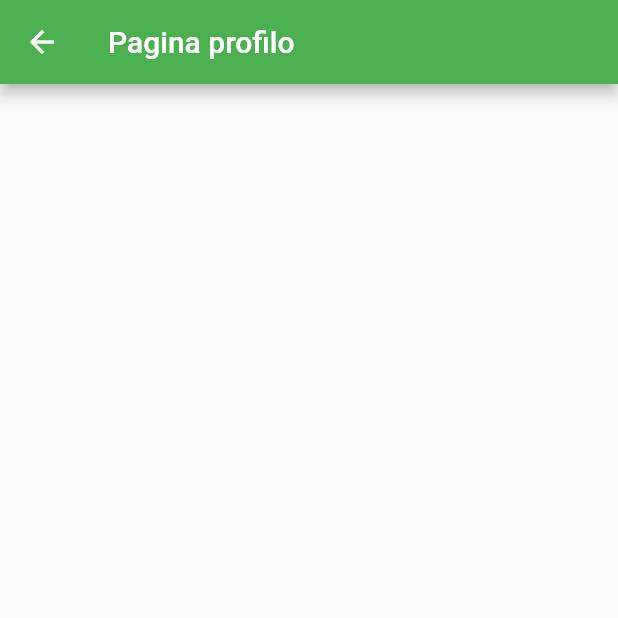
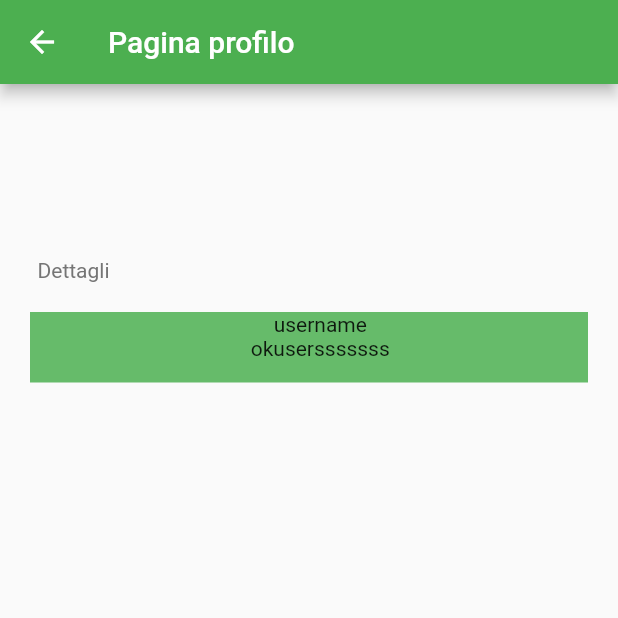
Before and after one commit to AndLerm/Coinquilini, a Flutter app: the ProfilePage screen opened directly, on a phone screen of 412 x 824 dp, the top half of it. Run offline on Flutter 3.47's test engine with Material 2 defaults, Android fonts, the phone set to English and light mode, and no system bars; our stand-ins replace cloud_firestore, firebase_auth, firebase_core, google_fonts; accounts and stored records are empty.

Commit message:
modiche pagina profilo

```diff
--- /dev/null
+++ b/lib/components/text_box.dart
@@ -0,0 +1,28 @@
+import 'package:flutter/material.dart';
+
+class MyTextBox extends StatelessWidget {
+  final String text;
+  final String sectionName;
+
+  const MyTextBox({super.key, required this.text, required this.sectionName});
+
+  @override
+  Widget build(BuildContext context) {
+    return Container(
+      decoration: BoxDecoration(
+        color: Colors.green[400],
+      ),
+      padding: EdgeInsets.only(
+        left: 15,
+        bottom: 15,
+      ),
+      margin: EdgeInsets.only(left: 20, right: 20, top: 20),
+      child: Column(
+        children: [
+          Text(sectionName),
+          Text(text),
+        ],
+      ),
+    );
+  }
+}
--- a/lib/pages/home_page.dart
+++ b/lib/pages/home_page.dart
@@ -35,7 +35,7 @@ class _HomePageState extends State<HomePage> {
       backgroundColor: Colors.grey[300],
       appBar: AppBar(
         centerTitle: true,
-        title: Text("Coinquilinsssasi"),
+        title: Text("C O I N Q U I ┘ I N I"),
         backgroundColor: Colors.green,
         actions: [
           IconButton(
--- a/lib/pages/profile_page.dart
+++ b/lib/pages/profile_page.dart
@@ -1,3 +1,4 @@
+import 'package:coinquilini/components/text_box.dart';
 import 'package:firebase_auth/firebase_auth.dart';
 import 'package:flutter/material.dart';
 
@@ -31,7 +32,20 @@ class _ProfilePageState extends State<ProfilePage> {
             style: TextStyle(color: Colors.grey[700]),
           ),
 
+          const SizedBox(height: 50),
           // DETTAGLI USER
+          Padding(
+            padding: const EdgeInsets.only(left: 25.0),
+            child: Text(
+              'Dettagli',
+              style: TextStyle(color: Colors.grey[600]),
+            ),
+          ),
+
+          MyTextBox(
+            text: 'okusersssssss',
+            sectionName: 'username',
+          ),
         ],
       ),
     );
```
